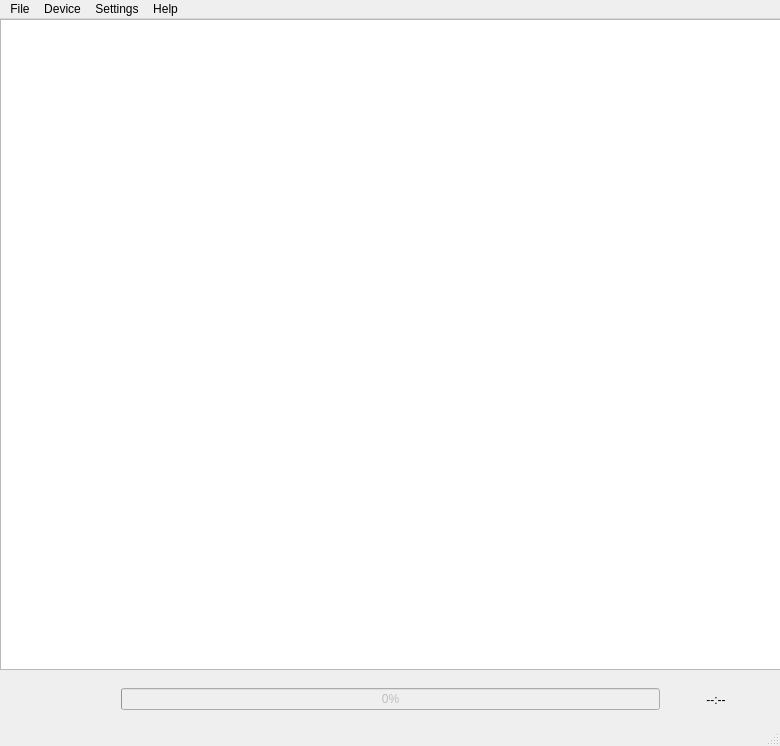
avrdudes/avrdude, file src/python/adgui.ui: the form before one commit.
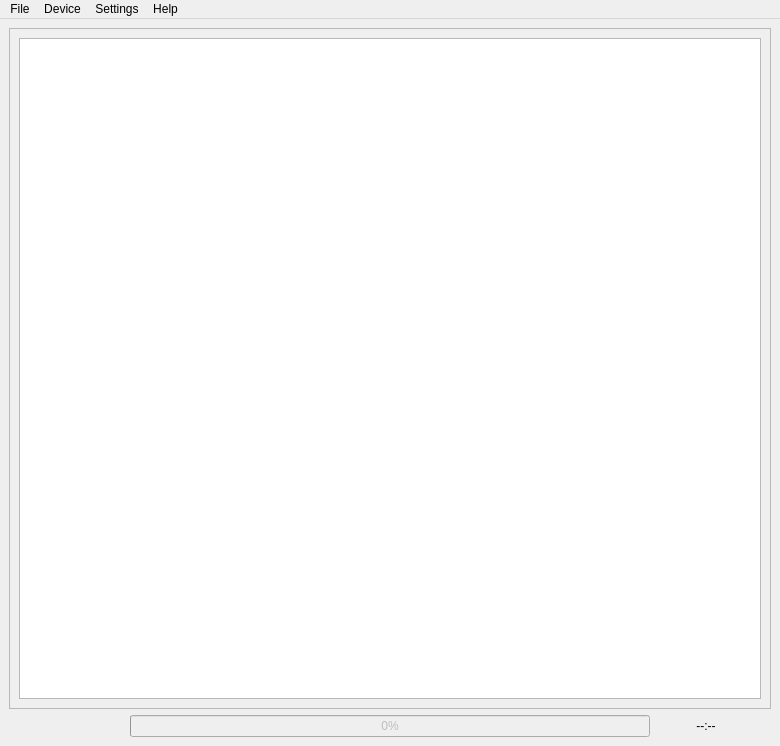
The form after the commit.

```diff
--- a/src/python/adgui.ui
+++ b/src/python/adgui.ui
@@ -14,15 +14,40 @@
    <string>AVRDUDE GUI</string>
   </property>
   <widget class="QWidget" name="centralwidget">
-   <widget class="QWidget" name="horizontalLayoutWidget">
+   <layout class="QVBoxLayout" name="verticalLayout">
+    <item>
+     <widget class="QScrollArea" name="scrollArea">
+      <property name="widgetResizable">
+       <bool>true</bool>
+      </property>
+      <widget class="QWidget" name="scrollAreaWidgetContents">
     <property name="geometry">
      <rect>
       <x>0</x>
-      <y>660</y>
-      <width>781</width>
-      <height>41</height>
-     </rect>
-    </property>
+         <y>0</y>
+         <width>758</width>
+         <height>669</height>
+        </rect>
+       </property>
+       <layout class="QVBoxLayout" name="verticalLayout_2">
+        <item>
+         <widget class="QTextEdit" name="loggingArea">
+          <property name="acceptDrops">
+           <bool>false</bool>
+          </property>
+          <property name="undoRedoEnabled">
+           <bool>false</bool>
+          </property>
+          <property name="readOnly">
+           <bool>true</bool>
+          </property>
+         </widget>
+        </item>
+       </layout>
+      </widget>
+     </widget>
+    </item>
+    <item>
     <layout class="QHBoxLayout" name="horizontalLayout">
      <property name="leftMargin">
       <number>15</number>
@@ -79,26 +104,8 @@
       </widget>
      </item>
     </layout>
-   </widget>
-   <widget class="QTextEdit" name="loggingArea">
-    <property name="geometry">
-     <rect>
-      <x>0</x>
-      <y>0</y>
-      <width>821</width>
-      <height>651</height>
-     </rect>
-    </property>
-    <property name="acceptDrops">
-     <bool>false</bool>
-    </property>
-    <property name="undoRedoEnabled">
-     <bool>false</bool>
-    </property>
-    <property name="readOnly">
-     <bool>true</bool>
-    </property>
-   </widget>
+    </item>
+   </layout>
   </widget>
   <widget class="QMenuBar" name="menubar">
    <property name="geometry">
@@ -146,7 +153,6 @@
    <addaction name="menuSettings"/>
    <addaction name="menuHelp"/>
   </widget>
-  <widget class="QStatusBar" name="statusbar"/>
   <action name="actionDevice">
    <property name="text">
     <string>Device ...</string>
```
Lines whose indentation alone changed are shown as unchanged.
